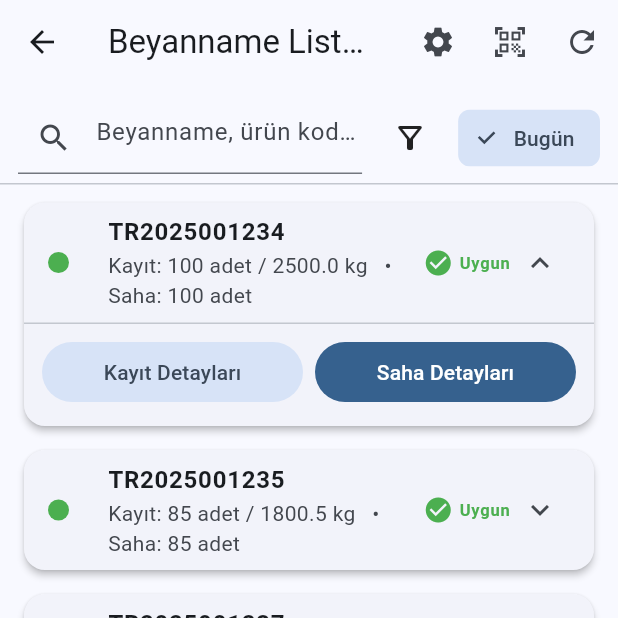
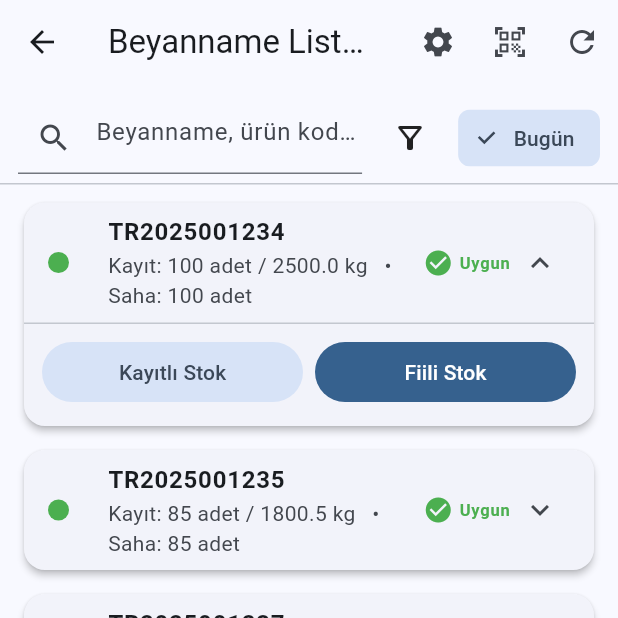
Before and after one commit to alidnmz05/agys_depo_yonetim, a Flutter app: the BeyannameListePage screen opened directly, after a tap on "Bugün", after a tap on "TR2025001234", on a phone screen of 412 x 824 dp, the top half of it. Run offline on Flutter 3.47's test engine with Material 3 defaults, Android fonts, the phone set to English and light mode, and no system bars; our stand-ins replace dio, shared_preferences; missing offline and left inert: mobile_scanner; accounts and stored records are empty.

Commit message:
Başlıklar düzeltildi

```diff
--- a/lib/widgets/beyanname_tile.dart
+++ b/lib/widgets/beyanname_tile.dart
@@ -150,14 +150,14 @@ class _BeyannameTileState extends State<BeyannameTile> {
                   Expanded(
                     child: FilledButton.tonal(
                       onPressed: () => _showKayitDetay(context),
-                      child: const Text('Kayıt Detayları'),
+                      child: const Text('Kayıtlı Stok'),
                     ),
                   ),
                   const SizedBox(width: 8),
                   Expanded(
                     child: FilledButton(
                       onPressed: () => _showSahaDetay(context, widget.onEdited),
-                      child: const Text('Saha Detayları'),
+                      child: const Text('Fiili Stok'),
                     ),
                   ),
                 ],
```
